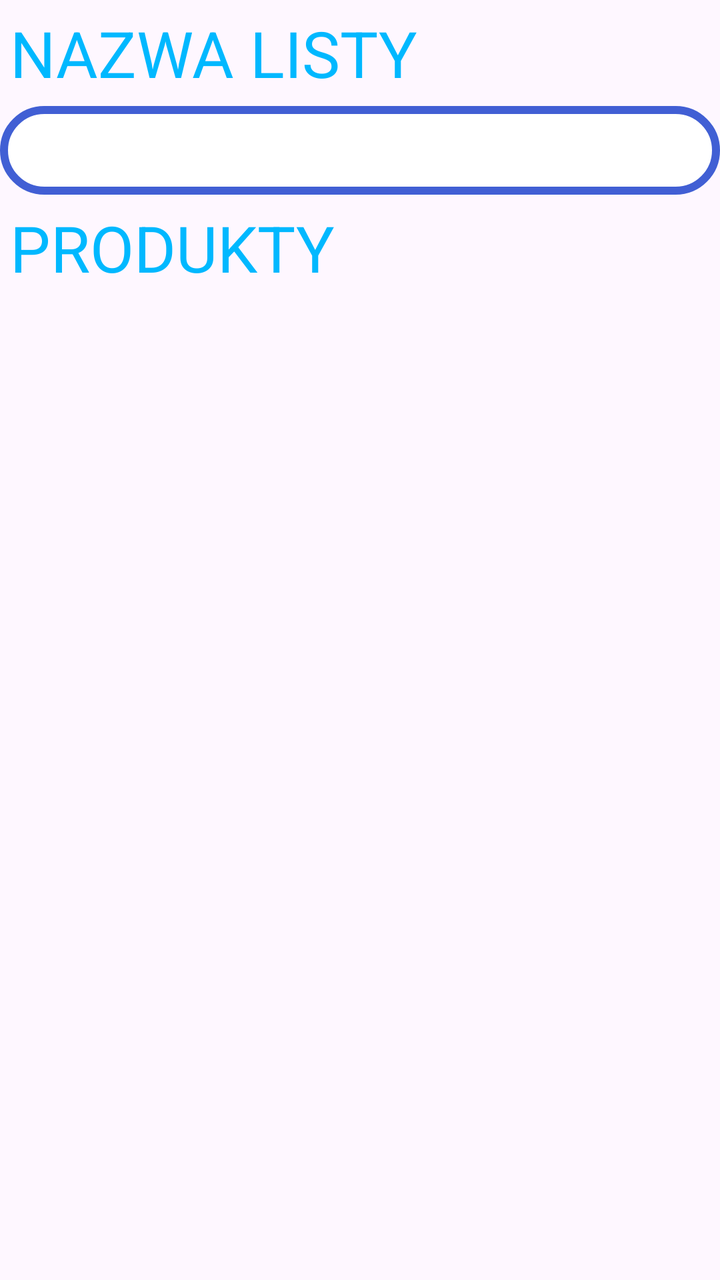
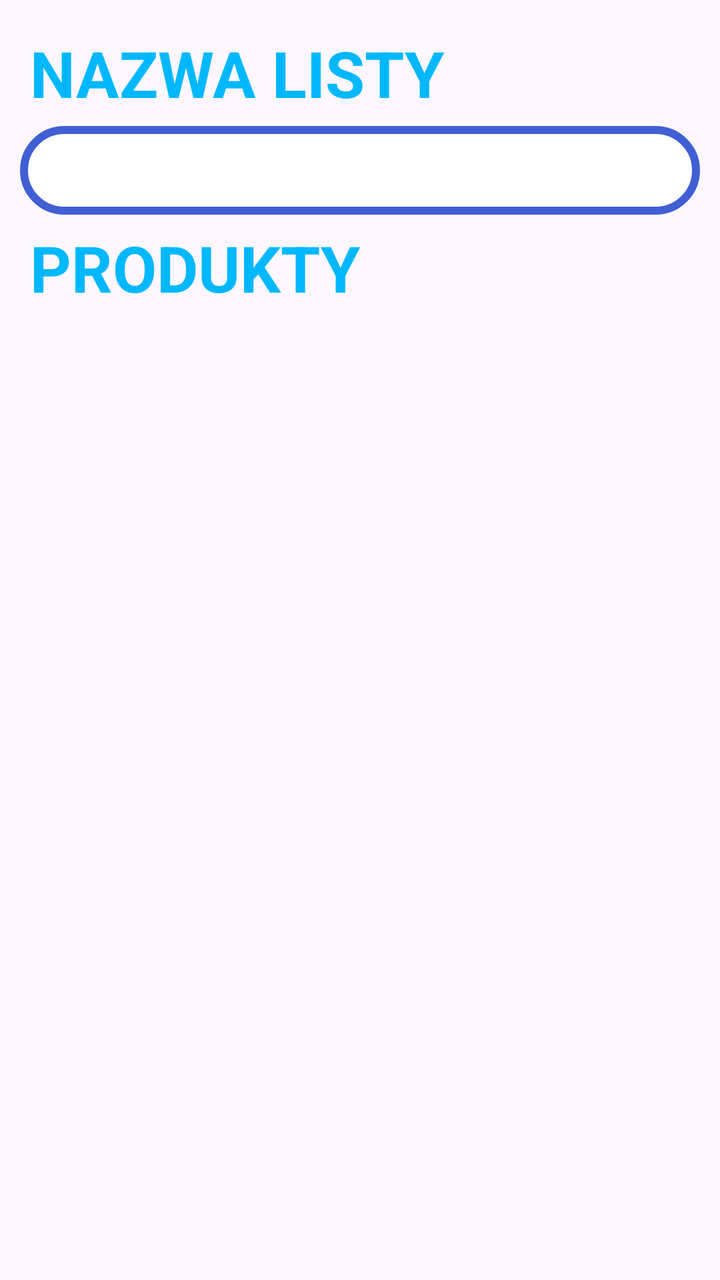

Compare the two renders of this Android layout. The source of the first and the diff that turns it into the second are given below.
<!-- AndroidManifest.xml: application theme Theme.Listify -->
<!-- res/layout/fragment_add_list.xml -->
<?xml version="1.0" encoding="utf-8"?>
<LinearLayout xmlns:android="http://schemas.android.com/apk/res/android"
    xmlns:tools="http://schemas.android.com/tools"
    android:layout_width="match_parent"
    android:layout_height="match_parent"
    android:orientation="vertical"
    tools:context=".AddListFragment">
    <TextView
        android:id="@+id/textView4"
        android:layout_width="match_parent"
        android:layout_height="wrap_content"
        android:textSize="32dp"
        android:padding="5dp"
        android:textColor="#00B8FF"
        android:text="NAZWA LISTY" />


    <EditText
        android:id="@+id/editTextText"
        android:layout_width="match_parent"
        android:layout_height="wrap_content"
        android:background="@drawable/edittext_border"
        android:padding="10dp"
        android:ems="10"
        android:inputType="text"

        />

    <TextView
        android:id="@+id/textView5"
        android:layout_width="match_parent"
        android:layout_height="wrap_content"
        android:textSize="32dp"
        android:padding="5dp"
        android:textColor="#00B8FF"
        android:text="PRODUKTY" />

    <ListView
        android:layout_width="match_parent"
        android:layout_height="match_parent">

    </ListView>

    <EditText
        android:id="@+id/editTextText2"
        android:layout_width="match_parent"
        android:layout_height="wrap_content"
        android:background="@drawable/edittext_border"
        android:padding="10dp"
        android:ems="10"
        android:layout_margin="5dp"
        android:inputType="text"
        />

    <Button
        android:id="@+id/button3"
        android:layout_width="match_parent"
        android:layout_height="wrap_content"
        android:layout_gravity="center"
        android:layout_margin="5dp"
        android:textSize="32dp"
        android:backgroundTint="#8122c0"
        android:text="DODAJ PRODUKT" />

    <Button
        android:id="@+id/button2"
        android:layout_width="wrap_content"
        android:layout_height="wrap_content"
        android:layout_gravity="center"
        android:textSize="32dp"
        android:layout_margin="5dp"
        android:backgroundTint="#8122c0"
        android:text="ZATWIERDŹ LISTĘ" />
</LinearLayout>
<!-- resources referenced by this layout -->
<resources>
  <!-- drawable edittext_border (drawable) -->
  <?xml version="1.0" encoding="utf-8"?>
  <shape xmlns:android="http://schemas.android.com/apk/res/android" android:shape="rectangle">
    <stroke
        android:width="4dp"
        android:color="#415fd4"/>
      <corners
          android:radius="50dp"/>
      <solid android:color="@color/white"/>
  </shape>
  <style name="Theme.Listify" parent="Base.Theme.Listify" />
  <color name="white">#FFFFFFFF</color>
  <style name="Base.Theme.Listify" parent="Theme.Material3.DayNight.NoActionBar">
          <item name="android:windowIsTranslucent">true</item>
  
          <item name="android:windowSplashScreenAnimatedIcon">@android:color/transparent</item>
      </style>
</resources>

<!-- the commit's change to res/layout/fragment_add_list.xml (unified diff, before → after) -->
@@ -4,13 +4,15 @@
     android:layout_width="match_parent"
     android:layout_height="match_parent"
     android:orientation="vertical"
-    tools:context=".AddListFragment">
+    tools:context=".AddListFragment"
+    android:padding="10dp">
     <TextView
         android:id="@+id/textView4"
         android:layout_width="match_parent"
         android:layout_height="wrap_content"
         android:textSize="32dp"
         android:padding="5dp"
+        android:textStyle="bold"
         android:textColor="#00B8FF"
         android:text="NAZWA LISTY" />
 
@@ -32,10 +34,12 @@
         android:layout_height="wrap_content"
         android:textSize="32dp"
         android:padding="5dp"
+        android:textStyle="bold"
         android:textColor="#00B8FF"
         android:text="PRODUKTY" />
 
     <ListView
+        android:id="@+id/listView"
         android:layout_width="match_parent"
         android:layout_height="match_parent">
 
